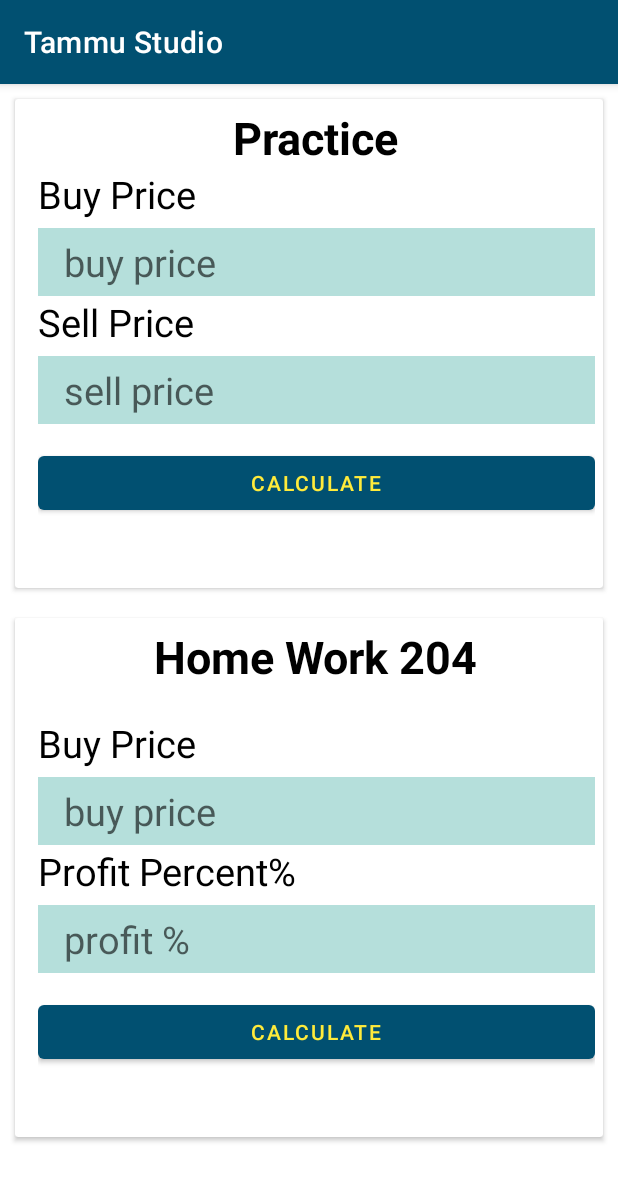
After one commit to tamimchowdhury109/Tammu-Studio, an Android app: the Class204Activity screen opened directly, with no data from a screen before it, on a phone screen of 412 x 824 dp. The commit adds this screen. Shown: the top 1181 px of the screen. Run offline under Robolectric (Android 15) with nearby library versions, the phone set to English and light mode, and no system bars.

Commit message:
Profit Done

```diff
--- /dev/null
+++ b/app/src/main/java/com/devtammu/tammustudio/Class204Activity.java
@@ -0,0 +1,76 @@
+package com.devtammu.tammustudio;
+
+import androidx.appcompat.app.AppCompatActivity;
+
+import android.os.Bundle;
+import android.view.View;
+import android.widget.Button;
+import android.widget.EditText;
+import android.widget.TextView;
+
+public class Class204Activity extends AppCompatActivity {
+
+    EditText edBuy,edSell,edBuyH,edProfitH;
+    TextView profitDisplay,homeProfitDisplay;
+    Button showInput,homeShowInput;
+
+    @Override
+    protected void onCreate(Bundle savedInstanceState) {
+        super.onCreate(savedInstanceState);
+        setContentView(R.layout.activity_class204);
+
+        edBuy = findViewById(R.id.edBuy);
+        edSell = findViewById(R.id.edSell);
+        profitDisplay = findViewById(R.id.profitDisplay);
+        showInput = findViewById(R.id.showInput);
+
+        edBuyH = findViewById(R.id.edBuyH);
+        edProfitH = findViewById(R.id.edProfitH);
+        homeProfitDisplay = findViewById(R.id.homeProfitDisplay);
+        homeShowInput = findViewById(R.id.homeShowInput);
+
+
+        showInput.setOnClickListener(new View.OnClickListener() {
+            @Override
+            public void onClick(View view) {
+
+                float buyPrice, sellPrice, profit,profitPercent;
+
+                String sBuy = edBuy.getText().toString();
+                buyPrice = Float.parseFloat(sBuy);
+
+                String sSell = edSell.getText().toString();
+                sellPrice = Float.parseFloat(sSell);
+
+                profit = sellPrice - buyPrice;
+                profitPercent = profit/buyPrice*100;
+
+                profitDisplay.setText("Profit is: " +profit+ " Taka"+"\nProfit % is: "+profitPercent+"%");
+
+            }
+        });
+
+        homeShowInput.setOnClickListener(new View.OnClickListener() {
+            @Override
+            public void onClick(View view) {
+
+                float buyPriceH,profitPercent,profitPercentCon,sellPriceH,totalProfit;
+
+                String sbuyPrice = edBuyH.getText().toString();
+                buyPriceH = Float.parseFloat(sbuyPrice);
+
+                String sProfitPercent = edProfitH.getText().toString();
+                profitPercent = Float.parseFloat(sProfitPercent);
+
+                profitPercentCon = buyPriceH*(profitPercent/100);
+
+                sellPriceH = buyPriceH+profitPercentCon;
+                totalProfit = sellPriceH - buyPriceH;
+
+                homeProfitDisplay.setText("Selling Price is: " +sellPriceH+" Taka" +"\nTotal Profit is: "+totalProfit);
+
+            }
+        });
+
+    }
+}
--- /dev/null
+++ b/app/src/main/res/layout/activity_class204.xml
@@ -0,0 +1,183 @@
+<?xml version="1.0" encoding="utf-8"?>
+<LinearLayout xmlns:android="http://schemas.android.com/apk/res/android"
+    xmlns:app="http://schemas.android.com/apk/res-auto"
+    xmlns:tools="http://schemas.android.com/tools"
+    android:layout_width="match_parent"
+    android:layout_height="match_parent"
+    tools:context=".Class204Activity"
+    android:background="@color/white"
+    android:orientation="vertical">
+
+    <androidx.cardview.widget.CardView
+        android:layout_width="match_parent"
+        android:layout_height="wrap_content"
+        android:layout_margin="10dp">
+
+
+        <LinearLayout
+            android:layout_width="match_parent"
+            android:layout_height="wrap_content"
+            android:orientation="vertical"
+            android:layout_margin="5dp"
+            android:paddingLeft="10dp">
+
+            <TextView
+                android:layout_width="wrap_content"
+                android:layout_height="wrap_content"
+                android:text="Practice"
+                android:textColor="@color/black"
+                android:textSize="30sp"
+                android:textStyle="bold"
+                android:layout_gravity="center"/>
+
+            <TextView
+                android:layout_width="wrap_content"
+                android:layout_height="wrap_content"
+                android:text="Buy Price"
+                android:textColor="@color/black"
+                android:textSize="25sp" />
+
+            <EditText
+                android:id="@+id/edBuy"
+                android:layout_marginTop="5dp"
+                android:layout_width="match_parent"
+                android:layout_height="wrap_content"
+                android:text=""
+                android:hint="  buy price"
+                android:textSize="25sp"
+                android:paddingTop="5dp"
+                android:paddingBottom="5dp"
+                android:paddingLeft="5dp"
+                android:inputType="textPersonName"
+                android:background="#B5DFDB"/>
+
+            <TextView
+                android:layout_width="wrap_content"
+                android:layout_height="wrap_content"
+                android:text="Sell Price"
+                android:textColor="@color/black"
+                android:textSize="25sp" />
+
+            <EditText
+                android:id="@+id/edSell"
+                android:layout_marginTop="5dp"
+                android:layout_width="match_parent"
+                android:layout_height="wrap_content"
+                android:text=""
+                android:hint="  sell price"
+                android:textSize="25sp"
+                android:paddingTop="5dp"
+                android:paddingBottom="5dp"
+                android:paddingLeft="5dp"
+                android:inputType="textPersonName"
+                android:background="#B5DFDB"/>
+
+            <Button
+                android:id="@+id/showInput"
+                android:layout_marginTop="15dp"
+                android:layout_width="match_parent"
+                android:layout_height="wrap_content"
+                android:text="Calculate"/>
+
+            <TextView
+                android:id="@+id/profitDisplay"
+                android:layout_width="match_parent"
+                android:layout_height="wrap_content"
+                android:text=""
+                android:textColor="@color/black"
+                android:textSize="30sp" />
+
+        </LinearLayout>
+
+
+    </androidx.cardview.widget.CardView>
+
+    <androidx.cardview.widget.CardView
+        android:layout_width="match_parent"
+        android:layout_height="wrap_content"
+        android:layout_margin="10dp">
+
+        <LinearLayout
+            android:layout_width="match_parent"
+            android:layout_height="wrap_content"
+            android:orientation="vertical"
+            android:layout_margin="5dp"
+            android:paddingLeft="10dp">
+
+
+
+
+            <TextView
+                android:layout_width="wrap_content"
+                android:layout_height="wrap_content"
+                android:text="Home Work 204"
+                android:textColor="@color/black"
+                android:textSize="30sp"
+                android:textStyle="bold"
+                android:layout_gravity="center"/>
+
+
+            <TextView
+                android:layout_marginTop="20dp"
+                android:layout_width="wrap_content"
+                android:layout_height="wrap_content"
+                android:text="Buy Price"
+                android:textColor="@color/black"
+                android:textSize="25sp" />
+
+            <EditText
+                android:id="@+id/edBuyH"
+                android:layout_marginTop="5dp"
+                android:layout_width="match_parent"
+                android:layout_height="wrap_content"
+                android:text=""
+                android:hint="  buy price"
+                android:textSize="25sp"
+                android:paddingTop="5dp"
+                android:paddingBottom="5dp"
+                android:paddingLeft="5dp"
+                android:inputType="textPersonName"
+                android:background="#B5DFDB"/>
+
+            <TextView
+                android:layout_width="wrap_content"
+                android:layout_height="wrap_content"
+                android:text="Profit Percent%"
+                android:textColor="@color/black"
+                android:textSize="25sp" />
+
+            <EditText
+                android:id="@+id/edProfitH"
+                android:layout_marginTop="5dp"
+                android:layout_width="match_parent"
+                android:layout_height="wrap_content"
+                android:text=""
+                android:hint="  profit %"
+                android:textSize="25sp"
+                android:paddingTop="5dp"
+                android:paddingBottom="5dp"
+                android:paddingLeft="5dp"
+                android:inputType="textPersonName"
+                android:background="#B5DFDB"/>
+
+            <Button
+                android:id="@+id/homeShowInput"
+                android:layout_marginTop="15dp"
+                android:layout_width="match_parent"
+                android:layout_height="wrap_content"
+                android:text="Calculate"/>
+
+            <TextView
+                android:id="@+id/homeProfitDisplay"
+                android:layout_width="match_parent"
+                android:layout_height="wrap_content"
+                android:text=""
+                android:textColor="@color/black"
+                android:textSize="30sp" />
+
+        </LinearLayout>
+
+
+    </androidx.cardview.widget.CardView>
+
+</LinearLayout>
--- /dev/null
+++ b/app/src/main/res/values-land/dimens.xml
@@ -0,0 +1,3 @@
+<resources>
+      <dimen name="fab_margin">48dp</dimen>
+   </resources>
--- a/app/src/main/res/values-night/themes.xml
+++ b/app/src/main/res/values-night/themes.xml
@@ -1,10 +1,10 @@
 <resources xmlns:tools="http://schemas.android.com/tools">
     <!-- Base application theme. -->
-    <style name="Theme.TammuStudio" parent="Theme.MaterialComponents.NoActionBar">
+    <style name="Theme.TammuStudio" parent="Theme.MaterialComponents.DayNight.DarkActionBar">
         <!-- Primary brand color. -->
         <item name="colorPrimary">@color/purple_200</item>
         <item name="colorPrimaryVariant">@color/purple_700</item>
-        <item name="colorOnPrimary">@color/white</item>
+        <item name="colorOnPrimary">@color/purple_200</item>
         <!-- Secondary brand color. -->
         <item name="colorSecondary">@color/teal_200</item>
         <item name="colorSecondaryVariant">@color/teal_200</item>
--- /dev/null
+++ b/app/src/main/res/values-w1240dp/dimens.xml
@@ -0,0 +1,3 @@
+<resources>
+    <dimen name="fab_margin">200dp</dimen>
+</resources>
--- /dev/null
+++ b/app/src/main/res/values-w600dp/dimens.xml
@@ -0,0 +1,3 @@
+<resources>
+      <dimen name="fab_margin">48dp</dimen>
+   </resources>
--- a/app/src/main/res/values/colors.xml
+++ b/app/src/main/res/values/colors.xml
@@ -1,8 +1,8 @@
 <?xml version="1.0" encoding="utf-8"?>
 <resources>
-    <color name="purple_200">#FFBB86FC</color>
-    <color name="purple_500">#FF6200EE</color>
-    <color name="purple_700">#FF3700B3</color>
+    <color name="purple_200">#011f29</color>
+    <color name="purple_500">#015071</color>
+    <color name="purple_700">#015071</color>
     <color name="teal_200">#FF03DAC5</color>
     <color name="teal_700">#FF018786</color>
     <color name="black">#FF000000</color>
--- /dev/null
+++ b/app/src/main/res/values/dimens.xml
@@ -0,0 +1,3 @@
+<resources>
+      <dimen name="fab_margin">16dp</dimen>
+   </resources>
--- a/app/src/main/res/values/themes.xml
+++ b/app/src/main/res/values/themes.xml
@@ -1,16 +1,25 @@
 <resources xmlns:tools="http://schemas.android.com/tools">
     <!-- Base application theme. -->
-    <style name="Theme.TammuStudio" parent="Theme.MaterialComponents.NoActionBar">
+    <style name="Theme.TammuStudio" parent="Theme.MaterialComponents.DayNight.DarkActionBar">
         <!-- Primary brand color. -->
         <item name="colorPrimary">@color/purple_500</item>
         <item name="colorPrimaryVariant">@color/purple_700</item>
-        <item name="colorOnPrimary">@color/white</item>
+        <item name="colorOnPrimary">#FFEB3B</item>
         <!-- Secondary brand color. -->
         <item name="colorSecondary">@color/teal_200</item>
         <item name="colorSecondaryVariant">@color/teal_700</item>
-        <item name="colorOnSecondary">@color/white</item>
+        <item name="colorOnSecondary">@color/teal_200</item>
         <!-- Status bar color. -->
         <item name="android:statusBarColor" tools:targetApi="l">?attr/colorPrimaryVariant</item>
         <!-- Customize your theme here. -->
     </style>
+
+    <style name="Theme.TammuStudio.NoActionBar">
+        <item name="windowActionBar">false</item>
+        <item name="windowNoTitle">true</item>
+    </style>
+
+    <style name="Theme.TammuStudio.AppBarOverlay" parent="ThemeOverlay.AppCompat.Dark.ActionBar" />
+
+    <style name="Theme.TammuStudio.PopupOverlay" parent="ThemeOverlay.AppCompat.Light" />
 </resources>
```
Also changed, not shown: app/build.gradle (+7 -0 lines), app/src/main/AndroidManifest.xml (+13 -3 lines), app/src/main/java/com/devtammu/tammustudio/Class203Activity.java (added, +37 -0 lines), app/src/main/java/com/devtammu/tammustudio/MainActivity.java (+12 -0 lines), app/src/main/java/com/devtammu/tammustudio/MainActivityS2.java (added, +39 -0 lines), app/src/main/res/layout/activity_class203.xml (added, +60 -0 lines), app/src/main/res/layout/activity_main.xml (+10 -0 lines), app/src/main/res/layout/activity_main_s2.xml (added, +111 -0 lines), app/src/main/res/values/strings.xml (+10 -0 lines), app/src/main/res/drawable/clsicon.png (added).
